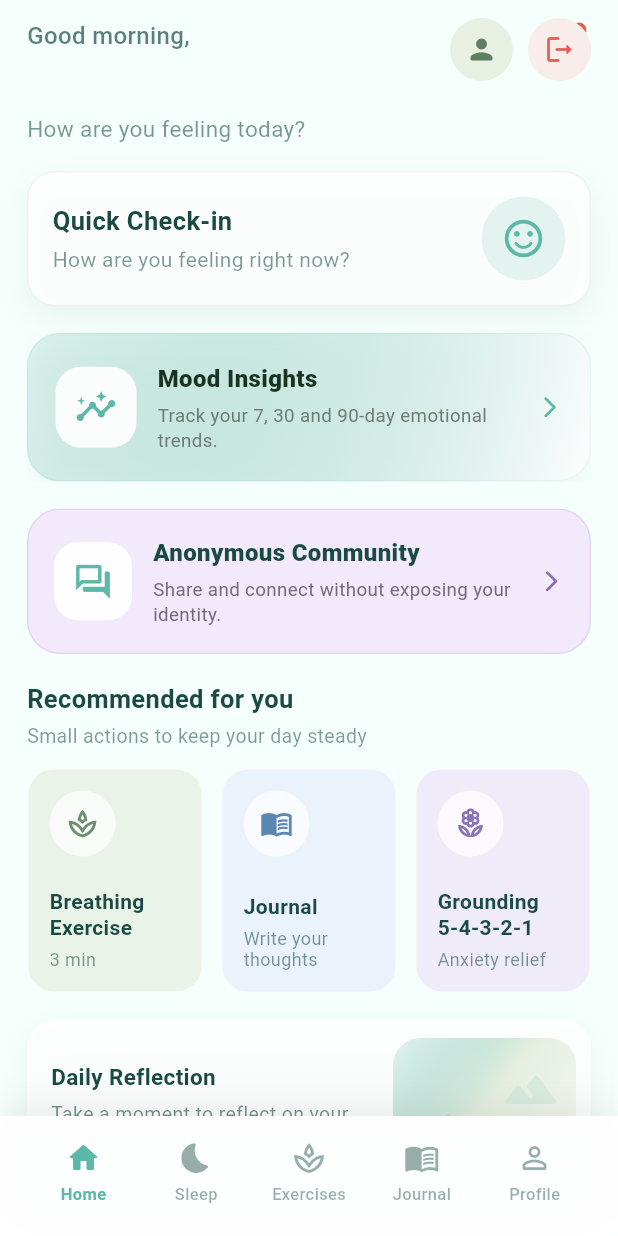
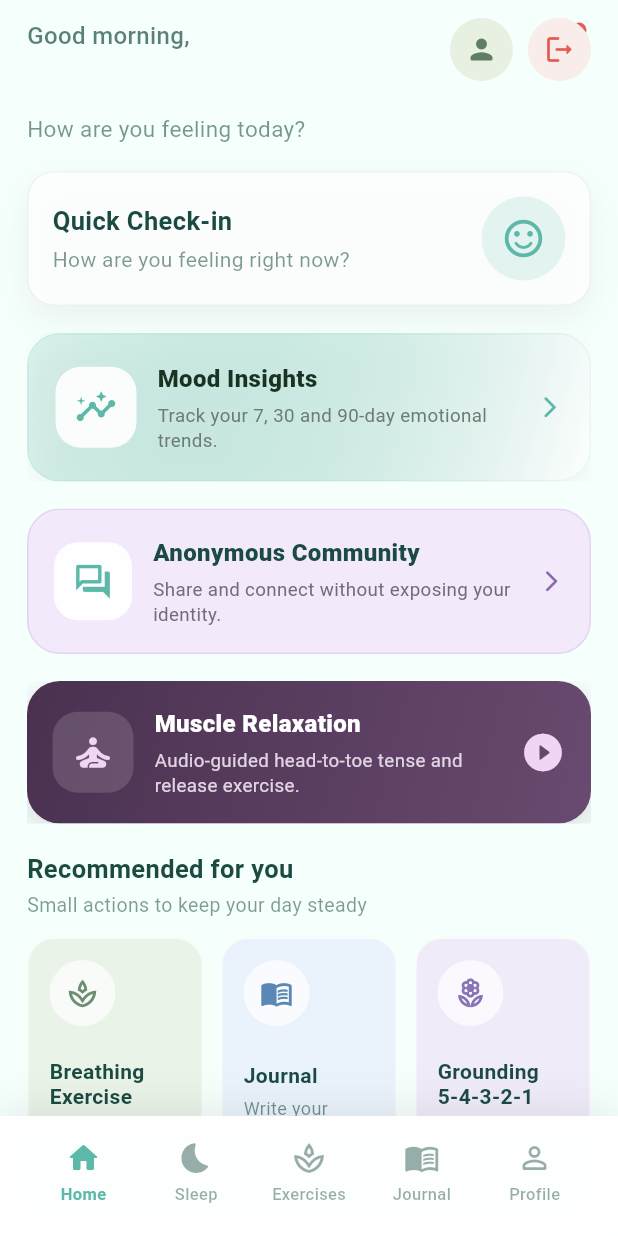
Before and after one commit to nusaibuhh/AuraMind, a Flutter app: the HomeScreen screen opened directly, on a phone screen of 412 x 824 dp. Run offline on Flutter 3.47's test engine with Material 3 defaults, Android fonts, the phone set to English and light mode, and no system bars; our stand-ins replace flutter_tts, shared_preferences; missing offline and left inert: dart:js; accounts and stored records are empty; statements that could not run were skipped.

Commit message:
Add Module 2 progressive muscle relaxation

```diff
--- a/lib/screens/home/home_screen.dart
+++ b/lib/screens/home/home_screen.dart
@@ -11,6 +11,7 @@ import '../sleep/sleep_history_screen.dart';
 import '../breathing/breathing_screen.dart';
 import '../grounding/grounding_screen.dart';
 import '../community/community_forum_screen.dart';
+import '../relaxation/muscle_relaxation_screen.dart';
 import 'mood_analytics_screen.dart';
 
 class HomeScreen extends StatefulWidget {
@@ -130,6 +131,16 @@ class _HomeScreenState extends State<HomeScreen> {
                           Navigator.of(context).push(
                             MaterialPageRoute(
                               builder: (_) => const CommunityForumScreen(),
+                            ),
+                          );
+                        },
+                      ),
+                      const SizedBox(height: 18),
+                      _MuscleRelaxationCard(
+                        onTap: () {
+                          Navigator.of(context).push(
+                            MaterialPageRoute(
+                              builder: (_) => const MuscleRelaxationScreen(),
                             ),
                           );
                         },
@@ -934,6 +945,92 @@ class _CircleIconButton extends StatelessWidget {
   }
 }
 
+class _MuscleRelaxationCard extends StatelessWidget {
+  const _MuscleRelaxationCard({required this.onTap});
+
+  final VoidCallback onTap;
+
+  @override
+  Widget build(BuildContext context) {
+    return Material(
+      color: Colors.transparent,
+      child: InkWell(
+        onTap: onTap,
+        borderRadius: BorderRadius.circular(22),
+        child: Ink(
+          width: double.infinity,
+          padding: const EdgeInsets.all(17),
+          decoration: BoxDecoration(
+            gradient: const LinearGradient(
+              begin: Alignment.topLeft,
+              end: Alignment.bottomRight,
+              colors: [
+                Color(0xFF4A3150),
+                Color(0xFF694A70),
+              ],
+            ),
+            borderRadius: BorderRadius.circular(22),
+            boxShadow: [
+              BoxShadow(
+                color: const Color(0xFF4A3150).withValues(alpha: 0.18),
+                blurRadius: 18,
+                offset: const Offset(0, 7),
+              ),
+            ],
+          ),
+          child: Row(
+            children: [
+              Container(
+                width: 54,
+                height: 54,
+                decoration: BoxDecoration(
+                  color: Colors.white.withValues(alpha: 0.14),
+                  borderRadius: BorderRadius.circular(17),
+                ),
+                child: const Icon(
+                  Icons.self_improvement_rounded,
+                  color: Color(0xFFF1D6F4),
+                  size: 30,
+                ),
+              ),
+              const SizedBox(width: 14),
+              const Expanded(
+                child: Column(
+                  crossAxisAlignment: CrossAxisAlignment.start,
+                  children: [
+                    Text(
+                      'Muscle Relaxation',
+                      style: TextStyle(
+                        color: Colors.white,
+                        fontSize: 16,
+                        fontWeight: FontWeight.w800,
+                      ),
+                    ),
+                    SizedBox(height: 4),
+                    Text(
+                      'Audio-guided head-to-toe tense and release exercise.',
+                      style: TextStyle(
+                        color: Color(0xFFE1D4E3),
+                        fontSize: 12.5,
+                        height: 1.35,
+                      ),
+                    ),
+                  ],
+                ),
+              ),
+              const Icon(
+                Icons.play_circle_fill_rounded,
+                color: Color(0xFFF1D6F4),
+                size: 30,
+              ),
+            ],
+          ),
+        ),
+      ),
+    );
+  }
+}
+
 class _CommunityForumCard extends StatelessWidget {
   const _CommunityForumCard({
     required this.accent,
--- a/pubspec.yaml
+++ b/pubspec.yaml
@@ -12,6 +12,7 @@ dependencies:
   provider: ^6.1.2
   http: ^1.2.2
   shared_preferences: ^2.1.1
+  flutter_tts: ^4.2.5
 
 dev_dependencies:
   flutter_test:
```
Also changed, not shown: lib/screens/relaxation/muscle_relaxation_screen.dart (added, +498 -0 lines), 3 other files.
